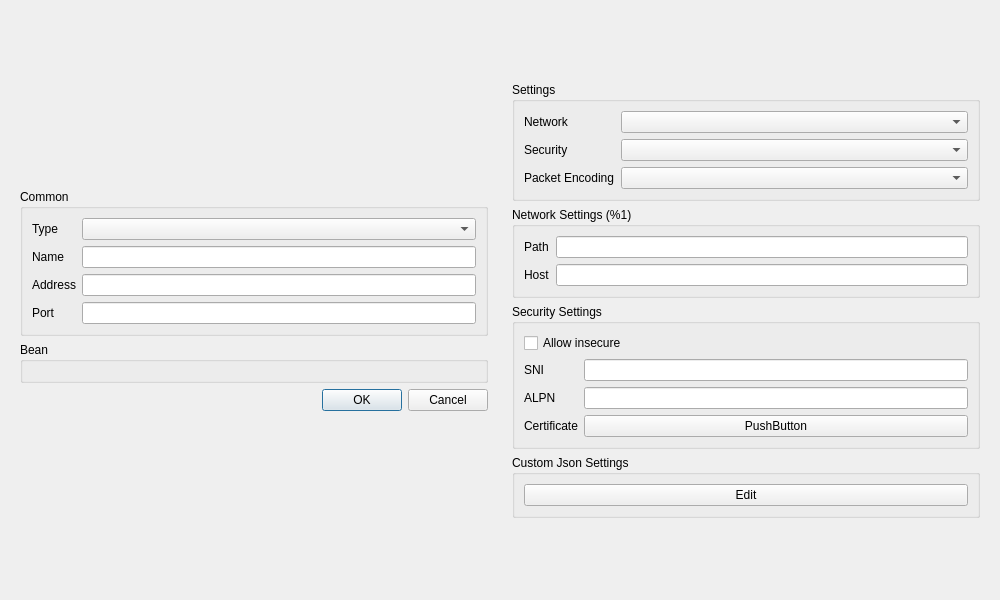
Before: the Qt Designer form ui/edit/dialog_edit_profile.ui in MatsuriDayo/nekoray, drawn with Qt 5.
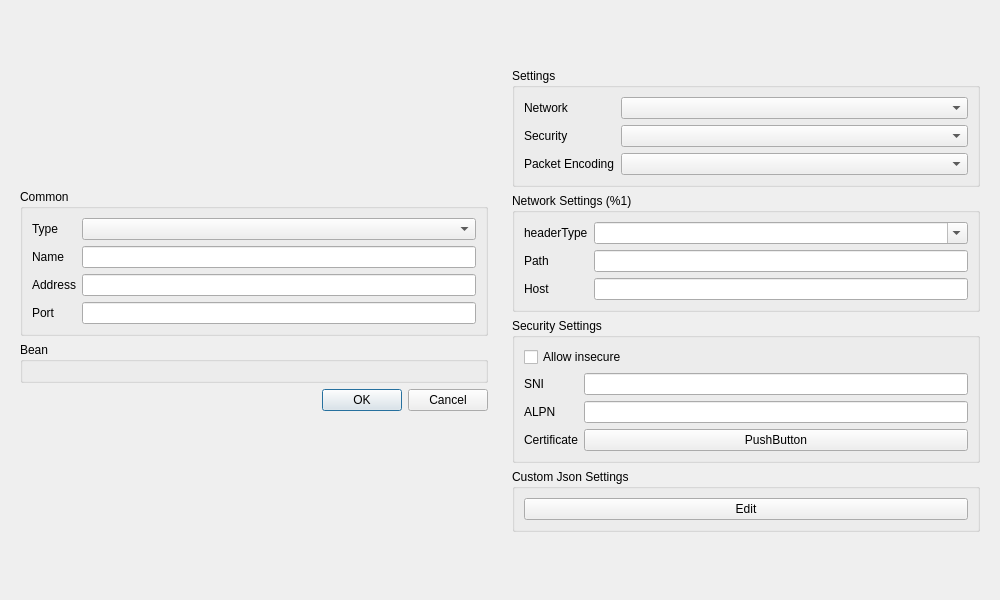
After: the same form once the commit is applied. Custom widgets are drawn as their Qt base class.

Commit message: support vmess header

Patch:
```diff
--- a/ui/edit/dialog_edit_profile.ui
+++ b/ui/edit/dialog_edit_profile.ui
@@ -315,20 +315,25 @@
             <string>Network Settings (%1)</string>
            </property>
            <layout class="QGridLayout" name="gridLayout">
-            <item row="0" column="0">
-             <widget class="QLabel" name="label_7">
-              <property name="toolTip">
-               <string notr="true">http path (ws/http) 或 serviceName (gRPC)</string>
-              </property>
-              <property name="text">
-               <string>Path</string>
-              </property>
-             </widget>
-            </item>
-            <item row="0" column="1">
+            <item row="1" column="1">
              <widget class="MyLineEdit" name="path"/>
             </item>
             <item row="1" column="0">
+             <widget class="QLabel" name="path_l">
+              <property name="toolTip">
+               <string notr="true">http path (ws/h2/伪装http)
+serviceName (gRPC)
+key (QUIC)</string>
+              </property>
+              <property name="text">
+               <string>Path</string>
+              </property>
+             </widget>
+            </item>
+            <item row="2" column="1">
+             <widget class="MyLineEdit" name="host"/>
+            </item>
+            <item row="2" column="0">
              <widget class="QLabel" name="host_l">
               <property name="toolTip">
                <string notr="true">http host</string>
@@ -338,8 +343,34 @@
               </property>
              </widget>
             </item>
-            <item row="1" column="1">
-             <widget class="MyLineEdit" name="host"/>
+            <item row="0" column="0">
+             <widget class="QLabel" name="header_type_l">
+              <property name="sizePolicy">
+               <sizepolicy hsizetype="Maximum" vsizetype="Preferred">
+                <horstretch>0</horstretch>
+                <verstretch>0</verstretch>
+               </sizepolicy>
+              </property>
+              <property name="toolTip">
+               <string notr="true">伪装头部 (tcp/quic)</string>
+              </property>
+              <property name="text">
+               <string notr="true">headerType</string>
+              </property>
+             </widget>
+            </item>
+            <item row="0" column="1">
+             <widget class="QComboBox" name="header_type">
+              <property name="sizePolicy">
+               <sizepolicy hsizetype="Minimum" vsizetype="Fixed">
+                <horstretch>0</horstretch>
+                <verstretch>0</verstretch>
+               </sizepolicy>
+              </property>
+              <property name="editable">
+               <bool>true</bool>
+              </property>
+             </widget>
             </item>
            </layout>
           </widget>
```
Left out of the diff: 3 changed lines with no effect on the pictures. The commit also changes 6 other files.
